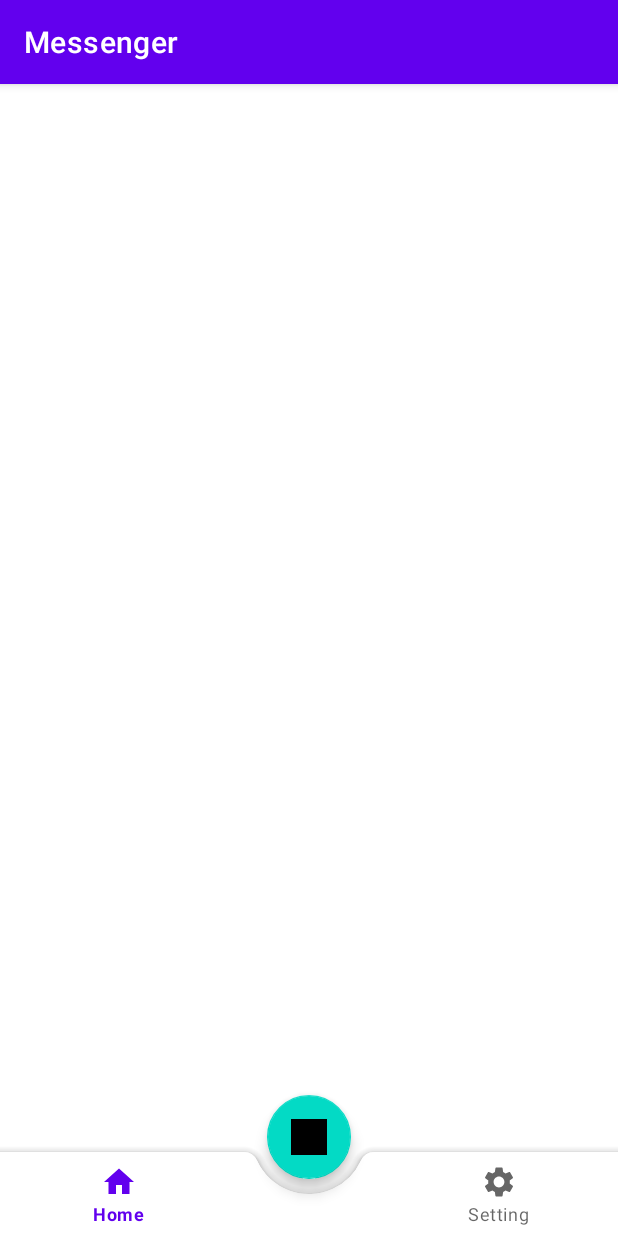
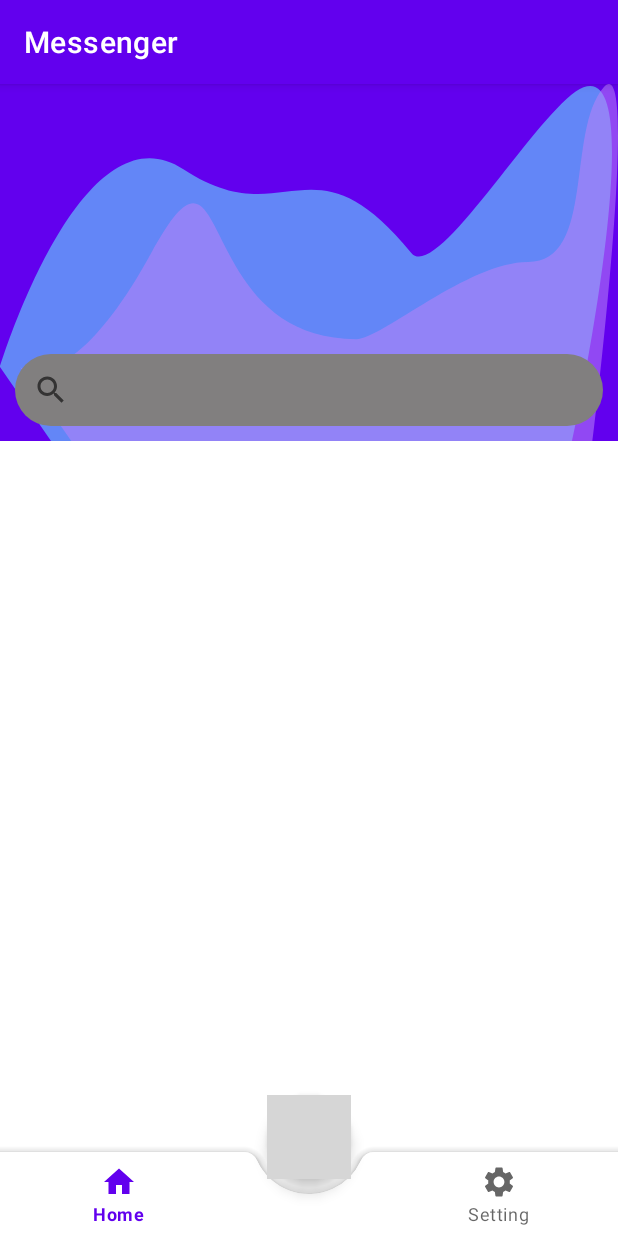
Before and after one commit to dkoka17/MessengerApplication, an Android app: the screen it shows after launch (LogInView), on a phone screen of 412 x 824 dp. Run offline under Robolectric (Android 15) with nearby library versions, the phone set to English and light mode, and no system bars; our stand-ins replace Firebase (no records; nobody signed in at launch, a user with empty details on screens opened directly); 1 statement that could not run was skipped; grey boxes are pictures that could not be loaded.

Commit message:
Search area added

```diff
--- a/app/build.gradle
+++ b/app/build.gradle
@@ -54,7 +54,7 @@ dependencies {
     implementation 'com.google.firebase:firebase-auth-ktx'
     implementation platform('com.google.firebase:firebase-bom:28.3.0')
     implementation 'com.google.firebase:firebase-storage-ktx'
-
+    implementation 'androidx.coordinatorlayout:coordinatorlayout:1.1.0'
 
     implementation 'com.google.android.material:material:1.3.0'
     implementation 'androidx.coordinatorlayout:coordinatorlayout:1.1.0'
--- a/app/src/main/java/ge/dkokaoemna/messenger/MainActivity.kt
+++ b/app/src/main/java/ge/dkokaoemna/messenger/MainActivity.kt
@@ -20,7 +20,7 @@ class MainActivity : AppCompatActivity() {
         super.onCreate(savedInstanceState)
 
         auth = Firebase.auth
-        auth.signOut()
+//        auth.signOut()
         val currentUser = auth.currentUser
 
         if(currentUser != null){
--- /dev/null
+++ b/app/src/main/res/drawable/search_bar_round.xml
@@ -0,0 +1,11 @@
+<?xml version="1.0" encoding="utf-8"?>
+<shape xmlns:android="http://schemas.android.com/apk/res/android"
+    android:shape="rectangle">
+
+    <solid android:color="@color/gray" />
+    <corners
+        android:topLeftRadius="40dp"
+        android:topRightRadius="40dp"
+        android:bottomRightRadius="40dp"
+        android:bottomLeftRadius="40dp" />
+</shape>
--- a/app/src/main/res/layout/chats_layout.xml
+++ b/app/src/main/res/layout/chats_layout.xml
@@ -6,19 +6,60 @@
     android:layout_width="match_parent"
     android:layout_height="wrap_content">
 
-    <androidx.constraintlayout.widget.ConstraintLayout
+    <androidx.coordinatorlayout.widget.CoordinatorLayout
         android:layout_width="match_parent"
         android:layout_height="match_parent">
 
+        <com.google.android.material.appbar.AppBarLayout
+            android:layout_width="match_parent"
+            android:layout_height="wrap_content">
+
+            <com.google.android.material.appbar.CollapsingToolbarLayout
+                android:layout_width="match_parent"
+                android:layout_height="match_parent"
+                app:layout_scrollFlags="scroll|exitUntilCollapsed">
+
+                <android.widget.Toolbar
+                    android:layout_width="match_parent"
+                    android:layout_height="?attr/actionBarSize"
+                    app:layout_collapseMode="pin" />
+
+                <RelativeLayout
+                    android:layout_width="match_parent"
+                    android:layout_height="match_parent">
+
+                    <ImageView
+                        android:id="@+id/topBackground"
+                        android:layout_width="match_parent"
+                        android:layout_height="match_parent"
+                        android:background="@drawable/background"
+                        android:scaleType="centerCrop"
+                        app:layout_scrollFlags="scroll|enterAlways|enterAlwaysCollapsed"
+                        app:layout_collapseMode="parallax" />
+
+                    <SearchView
+                        android:id="@+id/search_bar"
+                        android:layout_width="match_parent"
+                        android:layout_height="wrap_content"
+                        android:layout_marginLeft="10dp"
+                        android:layout_marginRight="10dp"
+                        android:layout_marginTop="10dp"
+                        android:layout_marginBottom="10dp"
+                        android:layout_alignParentBottom="true"
+                        android:background="@drawable/search_bar_round"/>
+
+                </RelativeLayout>
+
+            </com.google.android.material.appbar.CollapsingToolbarLayout>
+
+        </com.google.android.material.appbar.AppBarLayout>
 
         <androidx.recyclerview.widget.RecyclerView
             android:id="@+id/chatsRecycler"
             android:layout_width="match_parent"
             android:layout_height="match_parent"
-            app:layout_constraintBottom_toBottomOf="parent"
-            app:layout_constraintEnd_toEndOf="parent"
-            app:layout_constraintStart_toStartOf="parent"
-            app:layout_constraintTop_toTopOf="parent" />
+            app:layout_behavior="@string/appbar_scrolling_view_behavior"/>
 
-    </androidx.constraintlayout.widget.ConstraintLayout>
+    </androidx.coordinatorlayout.widget.CoordinatorLayout>
+
 </androidx.constraintlayout.widget.ConstraintLayout>
--- a/app/src/main/res/layout/log_in_layout.xml
+++ b/app/src/main/res/layout/log_in_layout.xml
@@ -36,6 +36,6 @@
             android:id="@+id/fab"
             android:layout_width="wrap_content"
             android:layout_height="wrap_content"
-            android:src="@drawable/ic_launcher_background"
+            android:src="@drawable/plus_button_foreground"
             app:layout_anchor="@id/bottomappbar" />
     </androidx.coordinatorlayout.widget.CoordinatorLayout>
```
Also changed, not shown: app/src/main/plus_button-playstore.png (added).
